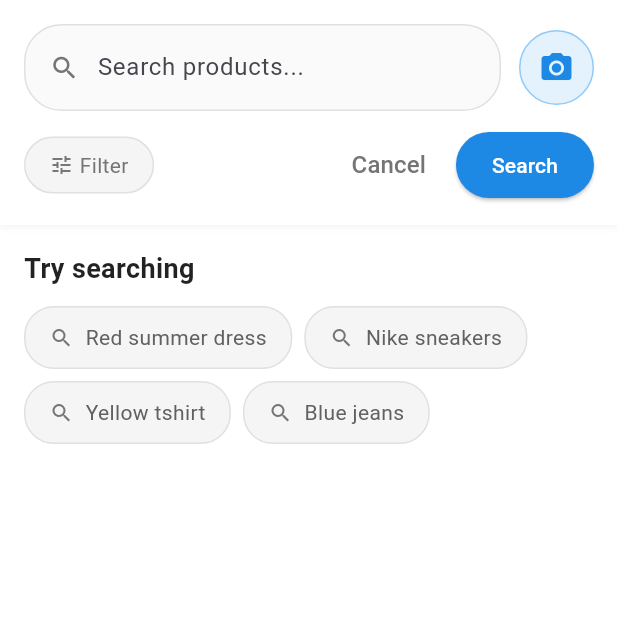
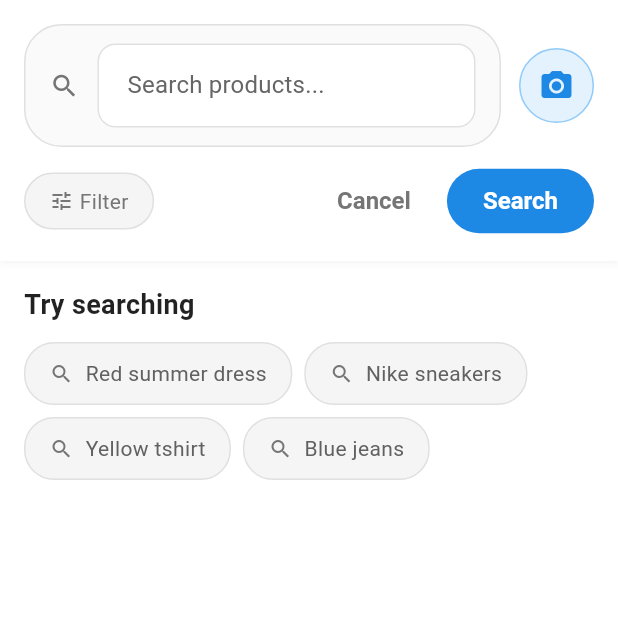
Before and after one commit to JackMoses3/Fynds, a Flutter app: the SearchScreen screen opened directly, on a phone screen of 412 x 824 dp, the top half of it. Run offline on Flutter 3.47's test engine with Material 3 defaults, Android fonts, the phone set to English and light mode, and no system bars; our stand-ins replace cached_network_image, dio, flutter_secure_storage, font_awesome_flutter, geolocator, google_sign_in and 3 more; accounts and stored records are empty; network calls fail; Roboto replaces fonts that are missing (SF Pro Display).

Commit message:
Added theme

```diff
--- a/frontend/lib/main.dart
+++ b/frontend/lib/main.dart
@@ -4,6 +4,7 @@ import 'package:fynds/services/auth/auth_service.dart';
 import 'package:fynds/navigation/app_navigation.dart';
 import 'package:shared_preferences/shared_preferences.dart';
 import 'package:fynds/screens/onboarding/style_choice_screen.dart';
+import 'package:fynds/theme/app_theme.dart';
 
 final GlobalKey<NavigatorState> navigatorKey = GlobalKey<NavigatorState>();
 const String appTitle = 'Fynds';
@@ -35,10 +36,7 @@ class MyApp extends StatelessWidget {
     return MaterialApp(
       title: 'Fynds',
       navigatorKey: navigatorKey,
-      theme: ThemeData(
-        primarySwatch: Colors.blue,
-        scaffoldBackgroundColor: const Color(0xFFF6FCFA),
-      ),
+      theme: AppTheme.lightTheme,
       initialRoute:
           onboardingDone
               ? (isAuthenticated ? '/home' : '/title')
--- /dev/null
+++ b/frontend/lib/theme/app_theme.dart
@@ -0,0 +1,276 @@
+import 'package:flutter/material.dart';
+
+class AppTheme {
+  // Primary brand colors - matching your Figma design
+  static const Color primaryColor = Color(
+    0xFFFF0048,
+  ); // Your existing pink/magenta
+  static const Color secondaryColor = Color(
+    0xFFFF1A5C,
+  ); // Slightly lighter variant
+  static const Color accentColor = Color(0xFFFF3366); // For highlights
+
+  // Surface and background colors
+  static const Color backgroundColor = Colors.white;
+  static const Color surfaceColor = Colors.white;
+  static const Color cardColor = Color(0xFFFAFAFA);
+  static const Color dividerColor = Color(0xFFE0E0E0);
+
+  // Text colors
+  static const Color textPrimary = Color(
+    0xFF1A1A1A,
+  ); // Darker black for better readability
+  static const Color textSecondary = Color(0xFF666666);
+  static const Color textDisabled = Color(0xFF9E9E9E);
+  static const Color textBody = Color(0xFF333333);
+  static const Color textOnPrimary = Colors.white;
+  static const Color textOnSurface = Color(0xFF1A1A1A);
+
+  // Interactive colors
+  static const Color buttonPrimary = primaryColor;
+  static const Color buttonSecondary = Color(
+    0xFF000000,
+  ); // Black buttons as seen in design
+  static const Color buttonDisabled = Color(0xFFE0E0E0);
+  static const Color inputBorder = Color(0xFFE0E0E0);
+  static const Color inputFocus = primaryColor;
+
+  // Status colors
+  static const Color successColor = Color(0xFF4CAF50);
+  static const Color warningColor = Color(0xFFFF9800);
+  static const Color errorColor = Color(0xFFE53E3E);
+  static const Color infoColor = Color(0xFF2196F3);
+
+  // Chip colors (for tags/categories)
+  static const Color chipBackground = Color(
+    0xFF000000,
+  ); // Black chips as seen in design
+  static const Color chipText = Colors.white;
+  static const Color chipSelectedBackground = primaryColor;
+  static const Color chipSelectedText = Colors.white;
+
+  // Get the app's color scheme
+  static ColorScheme get colorScheme => const ColorScheme(
+    brightness: Brightness.light,
+    primary: primaryColor,
+    onPrimary: textOnPrimary,
+    secondary: secondaryColor,
+    onSecondary: Colors.white,
+    tertiary: accentColor,
+    onTertiary: Colors.white,
+    error: errorColor,
+    onError: Colors.white,
+    surface: surfaceColor,
+    onSurface: textOnSurface,
+    outline: dividerColor,
+    outlineVariant: inputBorder,
+    onSurfaceVariant: textSecondary,
+  );
+
+  // Get the app's text theme
+  static TextTheme get textTheme => const TextTheme(
+    // Display styles (for large headers)
+    displayLarge: TextStyle(
+      fontSize: 57,
+      fontWeight: FontWeight.w400,
+      color: textPrimary,
+      letterSpacing: -0.25,
+    ),
+    displayMedium: TextStyle(
+      fontSize: 45,
+      fontWeight: FontWeight.w400,
+      color: textPrimary,
+    ),
+    displaySmall: TextStyle(
+      fontSize: 36,
+      fontWeight: FontWeight.w400,
+      color: textPrimary,
+    ),
+
+    // Headline styles (for section headers)
+    headlineLarge: TextStyle(
+      fontSize: 32,
+      fontWeight: FontWeight.w700,
+      color: textPrimary,
+      letterSpacing: 0.25,
+    ),
+    headlineMedium: TextStyle(
+      fontSize: 28,
+      fontWeight: FontWeight.w600,
+      color: textPrimary,
+    ),
+    headlineSmall: TextStyle(
+      fontSize: 24,
+      fontWeight: FontWeight.w600,
+      color: textPrimary,
+    ),
+
+    // Title styles (for card titles, app bars)
+    titleLarge: TextStyle(
+      fontSize: 22,
+      fontWeight: FontWeight.w600,
+      color: textPrimary,
+      letterSpacing: 0.15,
+    ),
+    titleMedium: TextStyle(
+      fontSize: 18,
+      fontWeight: FontWeight.w600,
+      color: textPrimary,
+      letterSpacing: 0.15,
+    ),
+    titleSmall: TextStyle(
+      fontSize: 16,
+      fontWeight: FontWeight.w600,
+      color: textPrimary,
+      letterSpacing: 0.1,
+    ),
+
+    // Label styles (for buttons, chips)
+    labelLarge: TextStyle(
+      fontSize: 16,
+      fontWeight: FontWeight.w600,
+      color: textPrimary,
+      letterSpacing: 0.1,
+    ),
+    labelMedium: TextStyle(
+      fontSize: 14,
+      fontWeight: FontWeight.w600,
+      color: textPrimary,
+      letterSpacing: 0.5,
+    ),
+    labelSmall: TextStyle(
+      fontSize: 12,
+      fontWeight: FontWeight.w600,
+      color: textSecondary,
+      letterSpacing: 0.5,
+    ),
+
+    // Body styles (for content text)
+    bodyLarge: TextStyle(
+      fontSize: 16,
+      fontWeight: FontWeight.w400,
+      color: textBody,
+      letterSpacing: 0.15,
+    ),
+    bodyMedium: TextStyle(
+      fontSize: 14,
+      fontWeight: FontWeight.w400,
+      color: textBody,
+      letterSpacing: 0.25,
+    ),
+    bodySmall: TextStyle(
+      fontSize: 12,
+      fontWeight: FontWeight.w400,
+      color: textSecondary,
+      letterSpacing: 0.4,
+    ),
+  );
+
+  // Get the complete theme data
+  static ThemeData get lightTheme => ThemeData(
+    useMaterial3: true,
+    colorScheme: colorScheme,
+    textTheme: textTheme,
+    fontFamily: 'SF Pro Display', // iOS-style font to match your design
+    // App Bar Theme
+    appBarTheme: const AppBarTheme(
+      backgroundColor: backgroundColor,
+      foregroundColor: textPrimary,
+      elevation: 0,
+      centerTitle: true,
+      titleTextStyle: TextStyle(
+        fontSize: 18,
+        fontWeight: FontWeight.w600,
+        color: textPrimary,
+      ),
+    ),
+
+    // Elevated Button Theme
+    elevatedButtonTheme: ElevatedButtonThemeData(
+      style: ElevatedButton.styleFrom(
+        backgroundColor: buttonPrimary,
+        foregroundColor: textOnPrimary,
+        elevation: 0,
+        padding: const EdgeInsets.symmetric(horizontal: 24, vertical: 12),
+        shape: RoundedRectangleBorder(borderRadius: BorderRadius.circular(12)),
+        textStyle: const TextStyle(fontSize: 16, fontWeight: FontWeight.w600),
+      ),
+    ),
+
+    // Outlined Button Theme (for secondary buttons)
+    outlinedButtonTheme: OutlinedButtonThemeData(
+      style: OutlinedButton.styleFrom(
+        foregroundColor: buttonSecondary,
+        side: const BorderSide(color: buttonSecondary, width: 1.5),
+        padding: const EdgeInsets.symmetric(horizontal: 24, vertical: 12),
+        shape: RoundedRectangleBorder(borderRadius: BorderRadius.circular(12)),
+        textStyle: const TextStyle(fontSize: 16, fontWeight: FontWeight.w600),
+      ),
+    ),
+
+    // Text Button Theme
+    textButtonTheme: TextButtonThemeData(
+      style: TextButton.styleFrom(
+        foregroundColor: primaryColor,
+        padding: const EdgeInsets.symmetric(horizontal: 16, vertical: 8),
+        textStyle: const TextStyle(fontSize: 16, fontWeight: FontWeight.w600),
+      ),
+    ),
+
+    // Input Decoration Theme
+    inputDecorationTheme: InputDecorationTheme(
+      filled: true,
+      fillColor: backgroundColor,
+      border: OutlineInputBorder(
+        borderRadius: BorderRadius.circular(12),
+        borderSide: const BorderSide(color: inputBorder),
+      ),
+      enabledBorder: OutlineInputBorder(
+        borderRadius: BorderRadius.circular(12),
+        borderSide: const BorderSide(color: inputBorder),
+      ),
+      focusedBorder: OutlineInputBorder(
+        borderRadius: BorderRadius.circular(12),
+        borderSide: const BorderSide(color: inputFocus, width: 2),
+      ),
+      errorBorder: OutlineInputBorder(
+        borderRadius: BorderRadius.circular(12),
+        borderSide: const BorderSide(color: errorColor),
+      ),
+      contentPadding: const EdgeInsets.symmetric(horizontal: 16, vertical: 16),
+      hintStyle: const TextStyle(color: textSecondary),
+    ),
+
+    // Card Theme
+    cardTheme: CardTheme(
+      color: cardColor,
+      elevation: 2,
+      shadowColor: Colors.black,
+      shape: RoundedRectangleBorder(borderRadius: BorderRadius.circular(16)),
+    ),
+
+    // Chip Theme
+    chipTheme: const ChipThemeData(
+      backgroundColor: chipBackground,
+      labelStyle: TextStyle(
+        color: chipText,
+        fontSize: 14,
+        fontWeight: FontWeight.w500,
+      ),
+      selectedColor: chipSelectedBackground,
+      padding: EdgeInsets.symmetric(horizontal: 12, vertical: 8),
+      shape: RoundedRectangleBorder(
+        borderRadius: BorderRadius.all(Radius.circular(20)),
+      ),
+    ),
+
+    // Bottom Navigation Bar Theme
+    bottomNavigationBarTheme: const BottomNavigationBarThemeData(
+      backgroundColor: backgroundColor,
+      selectedItemColor: primaryColor,
+      unselectedItemColor: textSecondary,
+      type: BottomNavigationBarType.fixed,
+      elevation: 8,
+    ),
+  );
+}
```
